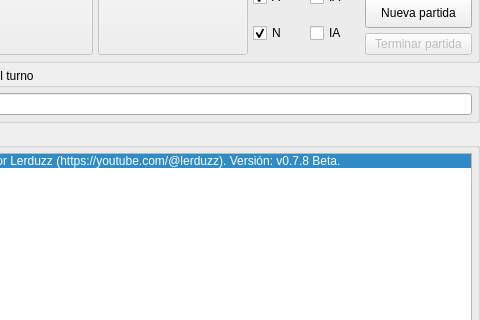
Lerduzz/Lerchis, file parchis.ui: the form before one commit; both pictures show x 770 to 1250 and y 120 to 440 of the 1250 by 700 pixel window.
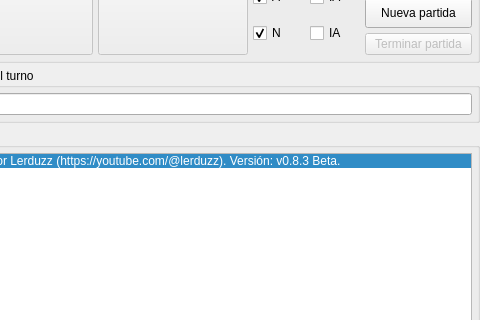
The form after the commit. Icons and pictures are not drawn.

Commit message: Actualizada la version beta.

Patch:
```diff
--- a/parchis.ui
+++ b/parchis.ui
@@ -725,7 +725,7 @@
             </property>
             <item>
              <property name="text">
-              <string>Creado por Lerduzz (https://youtube.com/@lerduzz). Versión: v0.7.8 Beta.</string>
+              <string>Creado por Lerduzz (https://youtube.com/@lerduzz). Versión: v0.8.3 Beta.</string>
              </property>
              <property name="icon">
               <iconset resource="parchis.qrc">
```
The commit also changes 1 other file.
